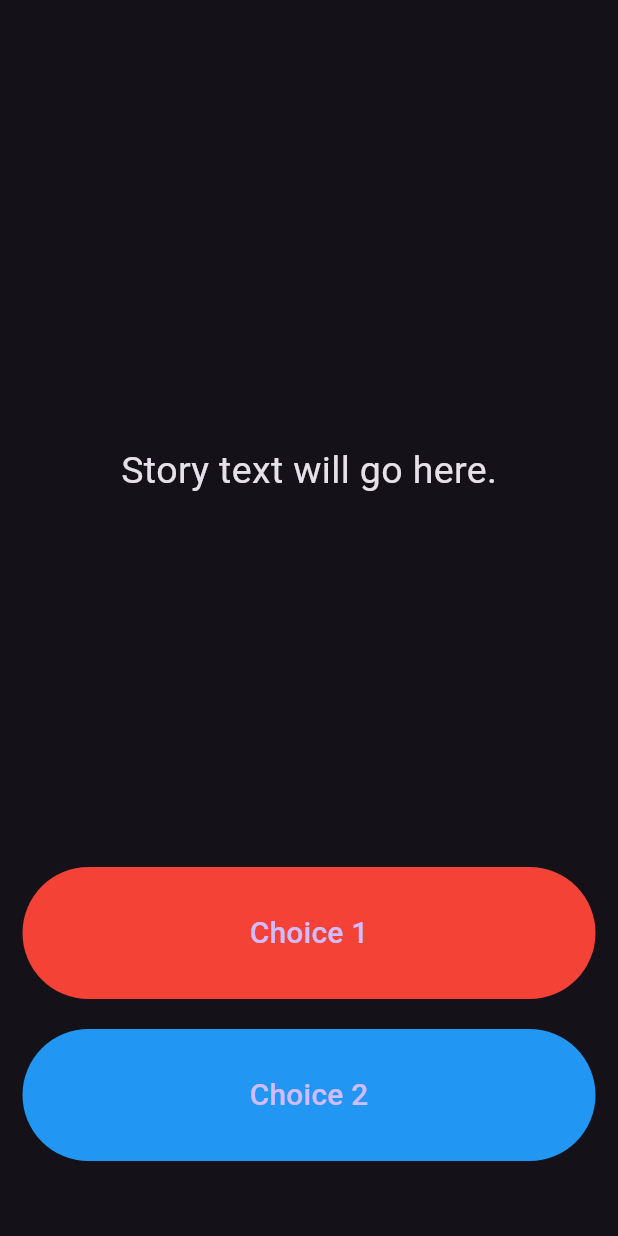
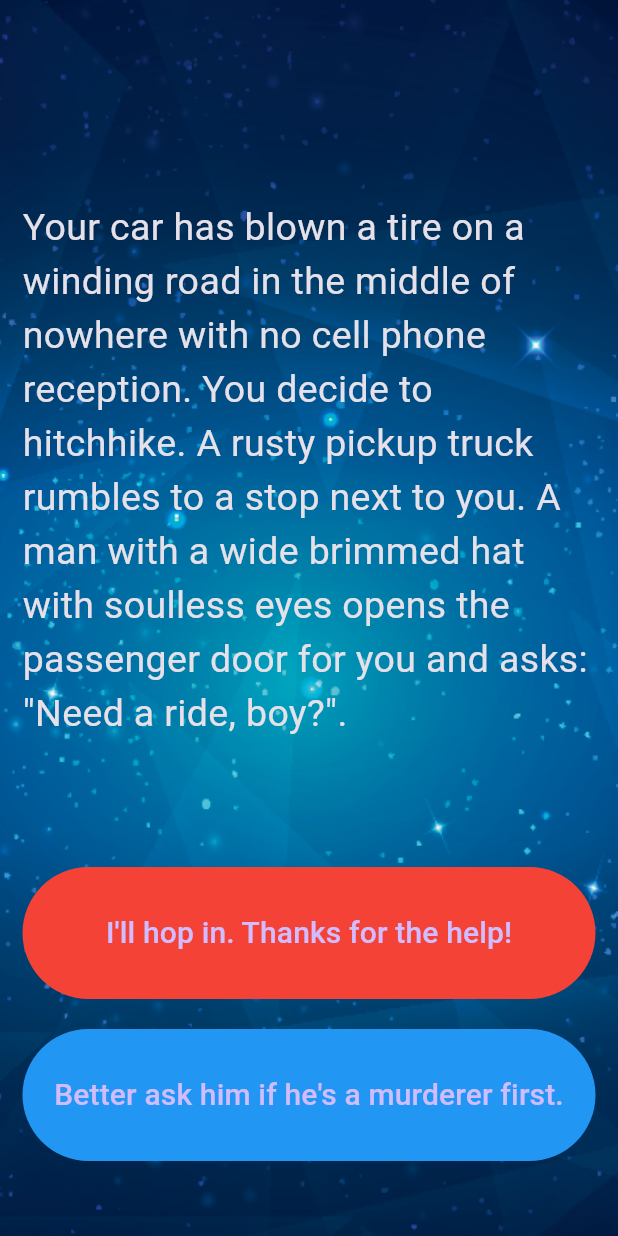
Before and after one commit to guimorone/flutter-course, a Flutter app: the screen it shows after launch, on a phone screen of 412 x 824 dp. Run offline on Flutter 3.47's test engine with Material 3 defaults, Android fonts, the light colour scheme and no system bars; our stand-ins replace audioplayers, rflutter_alert.

Commit message:
destini done

```diff
--- a/destini/lib/main.dart
+++ b/destini/lib/main.dart
@@ -1,6 +1,5 @@
 import 'package:flutter/material.dart';
-
-//TODO: Step 15 - Run the app and see if you can see the screen update with the first story. Delete this TODO if it looks as you expected.
+import 'story_brain.dart';
 
 void main() => runApp(const Destini());
 
@@ -16,8 +15,6 @@
   }
 }
 
-//TODO: Step 9 - Create a new storyBrain object from the StoryBrain class.
-
 class StoryPage extends StatefulWidget {
   const StoryPage({super.key});
 
@@ -26,24 +23,31 @@
 }
 
 class _StoryPageState extends State<StoryPage> {
+  // funciona se eu deixar fora dessa classe também
+  StoryBrain storyBrain = StoryBrain();
+
   @override
   Widget build(BuildContext context) {
     return Scaffold(
       body: Container(
-        //TODO: Step 1 - Add background.png to this Container as a background image.
+        decoration: const BoxDecoration(
+          image: DecorationImage(
+            image: AssetImage('images/background.png'),
+            fit: BoxFit.cover,
+          ),
+        ),
         padding: const EdgeInsets.symmetric(vertical: 50.0, horizontal: 15.0),
         constraints: const BoxConstraints.expand(),
         child: SafeArea(
           child: Column(
             crossAxisAlignment: CrossAxisAlignment.stretch,
             children: <Widget>[
-              const Expanded(
+              Expanded(
                 flex: 12,
                 child: Center(
                   child: Text(
-                    //TODO: Step 10 - use the storyBrain to get the first story title and display it in this Text Widget.
-                    'Story text will go here.',
-                    style: TextStyle(
+                    storyBrain.getStory(),
+                    style: const TextStyle(
                       fontSize: 25.0,
                     ),
                   ),
@@ -52,18 +56,14 @@
               Expanded(
                 flex: 2,
                 child: TextButton(
-                  onPressed: () {
-                    //Choice 1 made by user.
-                    //TODO: Step 18 - Call the nextStory() method from storyBrain and pass the number 1 as the choice made by the user.
-                  },
+                  onPressed: () => setState(() => storyBrain.nextStory(2)),
                   style: ButtonStyle(
                     backgroundColor:
                         MaterialStateProperty.all<Color>(Colors.red),
                   ),
-                  child: const Text(
-                    //TODO: Step 13 - Use the storyBrain to get the text for choice 1.
-                    'Choice 1',
-                    style: TextStyle(
+                  child: Text(
+                    storyBrain.getChoice1(),
+                    style: const TextStyle(
                       fontSize: 20.0,
                     ),
                   ),
@@ -74,22 +74,19 @@
               ),
               Expanded(
                 flex: 2,
-                //TODO: Step 26 - Use a Flutter Visibility Widget to wrap this FlatButton.
-                //TODO: Step 28 - Set the "visible" property of the Visibility Widget to equal the output from the buttonShouldBeVisible() method in the storyBrain.
+                child: Visibility(
+                  visible: storyBrain.buttonShouldBeVisible(),
                   child: TextButton(
-                  onPressed: () {
-                    //Choice 2 made by user.
-                    //TODO: Step 19 - Call the nextStory() method from storyBrain and pass the number 2 as the choice made by the user.
-                  },
+                    onPressed: () => setState(() => storyBrain.nextStory(2)),
                     style: ButtonStyle(
                       backgroundColor:
                           MaterialStateProperty.all<Color>(Colors.blue),
                     ),
-                  child: const Text(
-                    //TODO: Step 14 - Use the storyBrain to get the text for choice 2.
-                    'Choice 2',
-                    style: TextStyle(
+                    child: Text(
+                      storyBrain.getChoice2(),
+                      style: const TextStyle(
                         fontSize: 20.0,
+                      ),
                     ),
                   ),
                 ),
@@ -102,6 +99,4 @@
   }
 }
 
-//TODO: Step 24 - Run the app and try to figure out what code you need to add to this file to make the story change when you press on the choice buttons.
-
 //TODO: Step 29 - Run the app and test it against the Story Outline to make sure you've completed all the steps. The code for the completed app can be found here: https://github.com/londonappbrewery/destini-challenge-completed/
--- a/destini/lib/story.dart
+++ b/destini/lib/story.dart
@@ -1,5 +1,7 @@
-//TODO: Step 2 - Create a new class called Story.
+class Story {
+  String title;
+  String choice1;
+  String choice2;
 
-//TODO: Step 3 - Create 3 properties for this class, A. storyTitle to store the story text. B. choice1 to store the text for choice 1, C. choice2 to store the text for choice 2.
-
-//TODO: Step 4 - Create a Constructor for this class to be able to initialise the properties created in step 3.
+  Story({required this.title, required this.choice1, required this.choice2});
+}
--- a/destini/lib/story_brain.dart
+++ b/destini/lib/story_brain.dart
@@ -1,59 +1,57 @@
-//TODO: Step 6 - import the story.dart file into this file.
+import 'story.dart';
 
-//TODO: Step 5 - Create a new class called StoryBrain.
+class StoryBrain {
+  int _storyNumber = 0;
+  final List<Story> _storyData = [
+    Story(
+        title:
+            'Your car has blown a tire on a winding road in the middle of nowhere with no cell phone reception. You decide to hitchhike. A rusty pickup truck rumbles to a stop next to you. A man with a wide brimmed hat with soulless eyes opens the passenger door for you and asks: "Need a ride, boy?".',
+        choice1: 'I\'ll hop in. Thanks for the help!',
+        choice2: 'Better ask him if he\'s a murderer first.'),
+    Story(
+        title: 'He nods slowly, unphased by the question.',
+        choice1: 'At least he\'s honest. I\'ll climb in.',
+        choice2: 'Wait, I know how to change a tire.'),
+    Story(
+        title:
+            'As you begin to drive, the stranger starts talking about his relationship with his mother. He gets angrier and angrier by the minute. He asks you to open the glovebox. Inside you find a bloody knife, two severed fingers, and a cassette tape of Elton John. He reaches for the glove box.',
+        choice1: 'I love Elton John! Hand him the cassette tape.',
+        choice2: 'It\'s him or me! You take the knife and stab him.'),
+    Story(
+        title:
+            'What? Such a cop out! Did you know traffic accidents are the second leading cause of accidental death for most adult age groups?',
+        choice1: 'Restart',
+        choice2: ''),
+    Story(
+        title:
+            'As you smash through the guardrail and careen towards the jagged rocks below you reflect on the dubious wisdom of stabbing someone while they are driving a car you are in.',
+        choice1: 'Restart',
+        choice2: ''),
+    Story(
+        title:
+            'You bond with the murderer while crooning verses of "Can you feel the love tonight". He drops you off at the next town. Before you go he asks you if you know any good places to dump bodies. You reply: "Try the pier".',
+        choice1: 'Restart',
+        choice2: '')
+  ];
 
-//TODO: Step 7 - Uncomment the lines below to include storyData as a private property in StoryBrain. Hint: You might need to change something in story.dart to make this work.
-
-//List<Story> _storyData = [
-//  Story(
-//      storyTitle:
-//      'Your car has blown a tire on a winding road in the middle of nowhere with no cell phone reception. You decide to hitchhike. A rusty pickup truck rumbles to a stop next to you. A man with a wide brimmed hat with soulless eyes opens the passenger door for you and asks: "Need a ride, boy?".',
-//      choice1: 'I\'ll hop in. Thanks for the help!',
-//      choice2: 'Better ask him if he\'s a murderer first.'),
-//  Story(
-//      storyTitle: 'He nods slowly, unphased by the question.',
-//      choice1: 'At least he\'s honest. I\'ll climb in.',
-//      choice2: 'Wait, I know how to change a tire.'),
-//  Story(
-//      storyTitle:
-//      'As you begin to drive, the stranger starts talking about his relationship with his mother. He gets angrier and angrier by the minute. He asks you to open the glovebox. Inside you find a bloody knife, two severed fingers, and a cassette tape of Elton John. He reaches for the glove box.',
-//      choice1: 'I love Elton John! Hand him the cassette tape.',
-//      choice2: 'It\'s him or me! You take the knife and stab him.'),
-//  Story(
-//      storyTitle:
-//      'What? Such a cop out! Did you know traffic accidents are the second leading cause of accidental death for most adult age groups?',
-//      choice1: 'Restart',
-//      choice2: ''),
-//  Story(
-//      storyTitle:
-//      'As you smash through the guardrail and careen towards the jagged rocks below you reflect on the dubious wisdom of stabbing someone while they are driving a car you are in.',
-//      choice1: 'Restart',
-//      choice2: ''),
-//  Story(
-//      storyTitle:
-//      'You bond with the murderer while crooning verses of "Can you feel the love tonight". He drops you off at the next town. Before you go he asks you if you know any good places to dump bodies. You reply: "Try the pier".',
-//      choice1: 'Restart',
-//      choice2: '')
-//];
-
-//TODO: Step 23 - Use the storyNumber property inside getStory(), getChoice1() and getChoice2() so that it gets the updated story and choices rather than always just the first (0th) one.
-
-//TODO: Step 8 - Create a method called getStory() that returns the first storyTitle from _storyData.
-
-//TODO: Step 11 - Create a method called getChoice1() that returns the text for the first choice1 from _storyData.
-
-//TODO: Step 12 - Create a method called getChoice2() that returns the text for the first choice2 from _storyData.
-
-//TODO: Step 25 - Change the storyNumber property into a private property so that only story_brain.dart has access to it. You can do this by right clicking on the name (storyNumber) and selecting Refactor -> Rename to make the change across all the places where it's used.
-
-//TODO: Step 16 - Create a property called storyNumber which starts with a value of 0. This will be used to track which story the user is currently viewing.
-
-//TODO: Step 17 - Create a method called nextStory(), it should not have any outputs but it should have 1 input called choiceNumber which will be the choice number (int) made by the user.
-
-//TODO: Step 20 - Download the story plan here: https://drive.google.com/uc?export=download&id=1KU6EghkO9Hf2hRM0756xFHgNaZyGCou3
-
-//TODO: Step 21 - Using the story plan, update nextStory() to change the storyNumber depending on the choice made by the user. e.g. if choiceNumber was equal to 1 and the storyNumber is 0, the storyNumber should become 2.
-
-//TODO: Step 22 - In nextStory() if the storyNumber is equal to 3 or 4 or 5, that means it's the end of the game and it should call a method called restart() that resets the storyNumber to 0.
-
-//TODO: Step 27 - Create a method called buttonShouldBeVisible() which checks to see if storyNumber is 0 or 1 or 2 (when both buttons should show choices) and return true if that is the case, else it should return false.
+  String getStory() => _storyData[_storyNumber].title;
+  String getChoice1() => _storyData[_storyNumber].choice1;
+  String getChoice2() => _storyData[_storyNumber].choice2;
+  bool buttonShouldBeVisible() => _storyNumber < 3;
+  void nextStory(int userChoice) {
+    switch (_storyNumber) {
+      case 0:
+        _storyNumber = userChoice == 1 ? 2 : 1;
+        break;
+      case 1:
+        _storyNumber = userChoice == 1 ? 2 : 3;
+        break;
+      case 2:
+        _storyNumber = userChoice == 1 ? 5 : 4;
+        break;
+      default:
+        _storyNumber = 0;
+        break;
+    }
+  }
+}
```
Also changed, not shown: 39 other files. Lines whose indentation alone changed are shown as unchanged.
